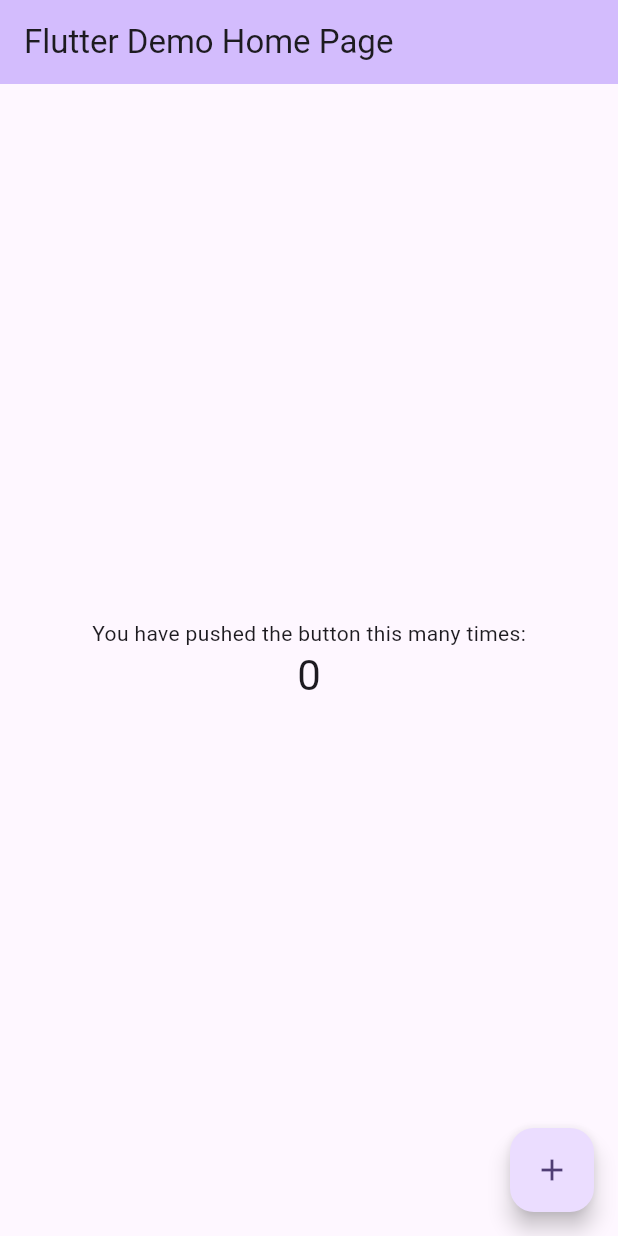
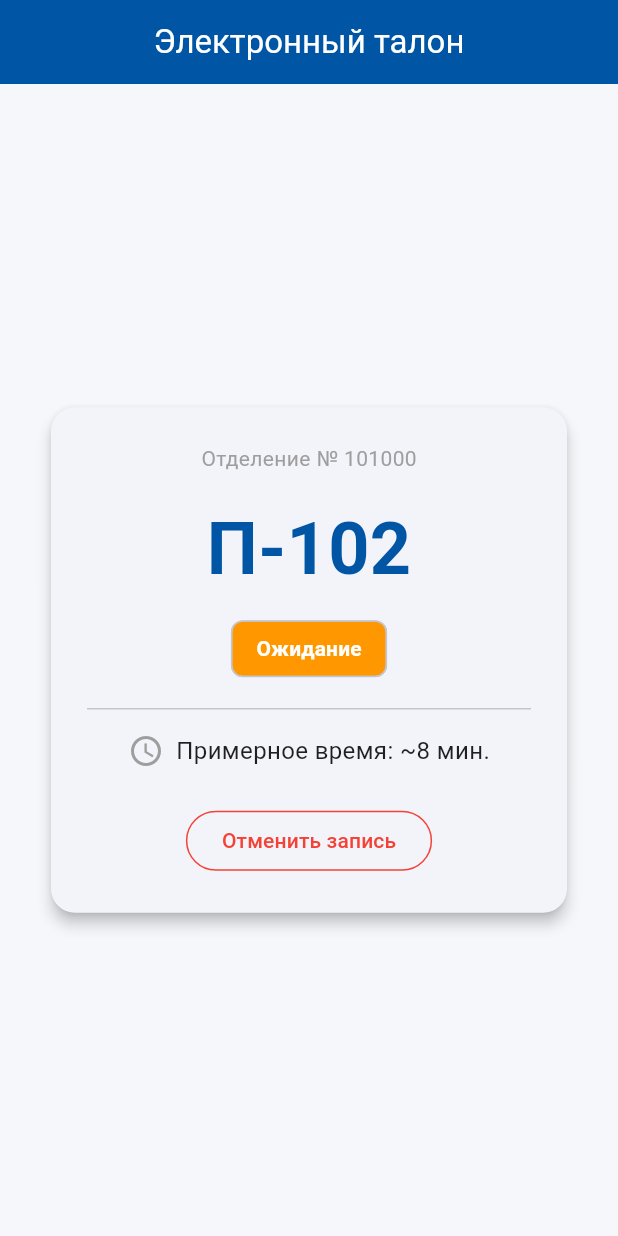
Before and after one commit to Cringeglot/HACHATON-QUEUE, a Flutter app: the screen it shows after launch, on a phone screen of 412 x 824 dp. Run offline on Flutter 3.47's test engine with Material 3 defaults, Android fonts, the phone set to English and light mode, and no system bars; our stand-ins replace dio, go_router.

Commit message:
первые потуги

```diff
--- /dev/null
+++ b/frontend/devtools_options.yaml
@@ -0,0 +1,3 @@
+description: This file stores settings for Dart & Flutter DevTools.
+documentation: https://docs.flutter.dev/tools/devtools/extensions#configure-extension-enablement-states
+extensions:
--- a/frontend/lib/main.dart
+++ b/frontend/lib/main.dart
@@ -1,122 +1,39 @@
 import 'package:flutter/material.dart';
+import 'package:go_router/go_router.dart';
+import 'screens/client/ticket_screen.dart';
 
 void main() {
-  runApp(const MyApp());
+  runApp(const EQueueApp());
 }
 
-class MyApp extends StatelessWidget {
-  const MyApp({super.key});
+final GoRouter _router = GoRouter(
+  initialLocation: '/ticket',
+  routes: [
+    GoRoute(
+      path: '/ticket',
+      builder: (context, state) => const TicketScreen(),
+    ),
+  ],
+);
 
-  // This widget is the root of your application.
+class EQueueApp extends StatelessWidget {
+  const EQueueApp({super.key});
+
   @override
   Widget build(BuildContext context) {
-    return MaterialApp(
-      title: 'Flutter Demo',
+    return MaterialApp.router(
+      title: 'Е-СУО ПочтаТеч',
+      debugShowCheckedModeBanner: false,
       theme: ThemeData(
-        // This is the theme of your application.
-        //
-        // TRY THIS: Try running your application with "flutter run". You'll see
-        // the application has a purple toolbar. Then, without quitting the app,
-        // try changing the seedColor in the colorScheme below to Colors.green
-        // and then invoke "hot reload" (save your changes or press the "hot
-        // reload" button in a Flutter-supported IDE, or press "r" if you used
-        // the command line to start the app).
-        //
-        // Notice that the counter didn't reset back to zero; the application
-        // state is not lost during the reload. To reset the state, use hot
-        // restart instead.
-        //
-        // This works for code too, not just values: Most code changes can be
-        // tested with just a hot reload.
-        colorScheme: .fromSeed(seedColor: Colors.deepPurple),
+        primaryColor: const Color(0xFF0055A5),
+        scaffoldBackgroundColor: const Color(0xFFF5F7FA),
+        colorScheme: ColorScheme.fromSeed(
+          seedColor: const Color(0xFF0055A5),
+          primary: const Color(0xFF0055A5),
+        ),
+        useMaterial3: true,
       ),
-      home: const MyHomePage(title: 'Flutter Demo Home Page'),
+      routerConfig: _router,
     );
   }
 }
-
-class MyHomePage extends StatefulWidget {
-  const MyHomePage({super.key, required this.title});
-
-  // This widget is the home page of your application. It is stateful, meaning
-  // that it has a State object (defined below) that contains fields that affect
-  // how it looks.
-
-  // This class is the configuration for the state. It holds the values (in this
-  // case the title) provided by the parent (in this case the App widget) and
-  // used by the build method of the State. Fields in a Widget subclass are
-  // always marked "final".
-
-  final String title;
-
-  @override
-  State<MyHomePage> createState() => _MyHomePageState();
-}
-
-class _MyHomePageState extends State<MyHomePage> {
-  int _counter = 0;
-
-  void _incrementCounter() {
-    setState(() {
-      // This call to setState tells the Flutter framework that something has
-      // changed in this State, which causes it to rerun the build method below
-      // so that the display can reflect the updated values. If we changed
-      // _counter without calling setState(), then the build method would not be
-      // called again, and so nothing would appear to happen.
-      _counter++;
-    });
-  }
-
-  @override
-  Widget build(BuildContext context) {
-    // This method is rerun every time setState is called, for instance as done
-    // by the _incrementCounter method above.
-    //
-    // The Flutter framework has been optimized to make rerunning build methods
-    // fast, so that you can just rebuild anything that needs updating rather
-    // than having to individually change instances of widgets.
-    return Scaffold(
-      appBar: AppBar(
-        // TRY THIS: Try changing the color here to a specific color (to
-        // Colors.amber, perhaps?) and trigger a hot reload to see the AppBar
-        // change color while the other colors stay the same.
-        backgroundColor: Theme.of(context).colorScheme.inversePrimary,
-        // Here we take the value from the MyHomePage object that was created by
-        // the App.build method, and use it to set our appbar title.
-        title: Text(widget.title),
-      ),
-      body: Center(
-        // Center is a layout widget. It takes a single child and positions it
-        // in the middle of the parent.
-        child: Column(
-          // Column is also a layout widget. It takes a list of children and
-          // arranges them vertically. By default, it sizes itself to fit its
-          // children horizontally, and tries to be as tall as its parent.
-          //
-          // Column has various properties to control how it sizes itself and
-          // how it positions its children. Here we use mainAxisAlignment to
-          // center the children vertically; the main axis here is the vertical
-          // axis because Columns are vertical (the cross axis would be
-          // horizontal).
-          //
-          // TRY THIS: Invoke "debug painting" (choose the "Toggle Debug Paint"
-          // action in the IDE, or press "p" in the console), to see the
-          // wireframe for each widget.
-          mainAxisAlignment: .center,
-          children: [
-            const Text('You have pushed the button this many times:'),
-            Text(
-              '$_counter',
-              style: Theme.of(context).textTheme.headlineMedium,
-            ),
-          ],
-        ),
-      ),
-      floatingActionButton: FloatingActionButton(
-        onPressed: _incrementCounter,
-        tooltip: 'Increment',
-        child: const Icon(Icons.add),
-      ),
-    );
-  }
-}
--- /dev/null
+++ b/frontend/lib/screens/client/ticket_screen.dart
@@ -0,0 +1,94 @@
+import 'package:flutter/material.dart';
+
+class TicketScreen extends StatefulWidget {
+  const TicketScreen({super.key});
+
+  @override
+  State<TicketScreen> createState() => _TicketScreenState();
+}
+
+class _TicketScreenState extends State<TicketScreen> {
+  String ticketNumber = "П-102";
+  String status = "Ожидание";
+  String windowNumber = "3";
+  int estimatedWaitMinutes = 8;
+
+  @override
+  Widget build(BuildContext context) {
+    return Scaffold(
+      appBar: AppBar(
+        backgroundColor: const Color(0xFF0055A5),
+        title: const Text('Электронный талон', style: TextStyle(color: Colors.white)),
+        centerTitle: true,
+      ),
+      body: Center(
+        child: Container(
+  constraints: const BoxConstraints(maxWidth: 400), // Ограничиваем максимальную ширину
+  padding: const EdgeInsets.all(24.0),
+          child: Card(
+            elevation: 4,
+            shape: RoundedRectangleBorder(borderRadius: BorderRadius.circular(16)),
+            child: Padding(
+              padding: const EdgeInsets.all(24.0),
+              child: Column(
+                mainAxisSize: MainAxisSize.min,
+                children: [
+                  const Text('Отделение № 101000', style: TextStyle(color: Colors.grey, fontSize: 14)),
+                  const SizedBox(height: 16),
+                  Text(
+                    ticketNumber,
+                    style: const TextStyle(
+                      fontSize: 48,
+                      fontWeight: FontWeight.bold,
+                      color: Color(0xFF0055A5),
+                    ),
+                  ),
+                  const SizedBox(height: 8),
+                  Chip(
+                    label: Text(
+                      status,
+                      style: const TextStyle(color: Colors.white, fontWeight: FontWeight.bold),
+                    ),
+                    backgroundColor: status == "Вызван" ? Colors.green : Colors.orange,
+                  ),
+                  const Divider(height: 32),
+                  if (status == "Вызван") ...[
+                    const Text('Пройдите к окну:', style: TextStyle(fontSize: 16)),
+                    const SizedBox(height: 8),
+                    Text(
+                      'Окно № $windowNumber',
+                      style: const TextStyle(fontSize: 32, fontWeight: FontWeight.bold, color: Colors.green),
+                    ),
+                  ] else ...[
+                    Row(
+                      mainAxisAlignment: MainAxisAlignment.center,
+                      children: [
+                        const Icon(Icons.access_time, color: Colors.grey),
+                        const SizedBox(width: 8),
+                        Text(
+                          'Примерное время: ~$estimatedWaitMinutes мин.',
+                          style: const TextStyle(fontSize: 16, color: Colors.black87),
+                        ),
+                      ],
+                    ),
+                  ],
+                  const SizedBox(height: 24),
+                  OutlinedButton(
+                    onPressed: () {
+                      // Логика запроса отмены записи
+                    },
+                    style: OutlinedButton.styleFrom(
+                      foregroundColor: Colors.red,
+                      side: const BorderSide(color: Colors.red),
+                    ),
+                    child: const Text('Отменить запись'),
+                  ),
+                ],
+              ),
+            ),
+          ),
+        ),
+      ),
+    );
+  }
+}
```
Also changed, not shown: frontend/lib/core/api_client.dart (+30 -0 lines), frontend/lib/models/ticket.dart (added, +53 -0 lines), frontend/lib/screens/admin/nothing.txt (added), frontend/lib/screens/operators/nothing2.txt (added), 1 other file.
